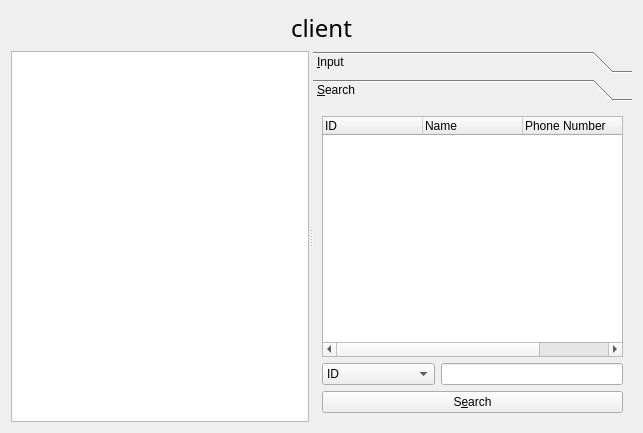
Before: the Qt Designer form clientmanagerform.ui in choieunchong/ChatClient, drawn with Qt 5.
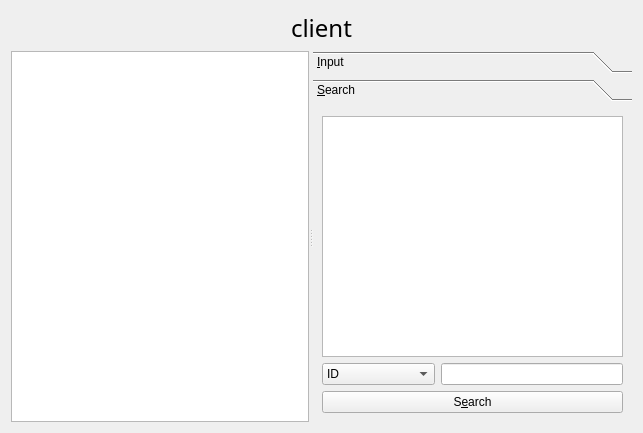
After: the same form once the commit is applied.

Commit message: order mvc패턴 적용 serch tableView 적용

```diff
--- a/clientmanagerform.ui
+++ b/clientmanagerform.ui
@@ -174,7 +174,7 @@
           <rect>
            <x>0</x>
            <y>0</y>
-           <width>258</width>
+           <width>322</width>
            <height>345</height>
           </rect>
          </property>
@@ -183,33 +183,13 @@
          </attribute>
          <layout class="QVBoxLayout" name="verticalLayout_3">
           <item>
-           <widget class="QTreeWidget" name="searchTreeWidget">
-            <property name="rootIsDecorated">
-             <bool>false</bool>
-            </property>
-            <column>
-             <property name="text">
-              <string>ID</string>
-             </property>
-            </column>
-            <column>
-             <property name="text">
-              <string>Name</string>
-             </property>
-            </column>
-            <column>
-             <property name="text">
-              <string>Phone Number</string>
-             </property>
-            </column>
-            <column>
-             <property name="text">
-              <string>Address</string>
-             </property>
-            </column>
-           </widget>
-          </item>
-          <item>
+           <layout class="QGridLayout" name="gridLayout_4">
+            <item row="0" column="0">
+             <layout class="QGridLayout" name="gridLayout_3">
+              <item row="0" column="0">
+               <widget class="QTableView" name="serchTableView"/>
+              </item>
+              <item row="1" column="0">
            <layout class="QHBoxLayout" name="horizontalLayout">
             <item>
              <widget class="QComboBox" name="searchComboBox">
@@ -240,12 +220,16 @@
             </item>
            </layout>
           </item>
-          <item>
+             </layout>
+            </item>
+            <item row="1" column="0">
            <widget class="QPushButton" name="searchPushButton">
             <property name="text">
              <string>S&amp;earch</string>
             </property>
            </widget>
+            </item>
+           </layout>
           </item>
          </layout>
         </widget>
```
Left out of the diff: 4 changed lines with no effect on the pictures. Lines whose indentation alone changed are shown as unchanged. The commit also changes 12 other files.
